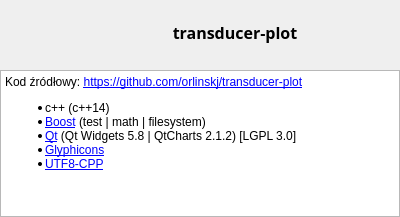
Above: src/aboutdialog.ui from orlinskj/transducer-plot before the change. Below: the same form after it.
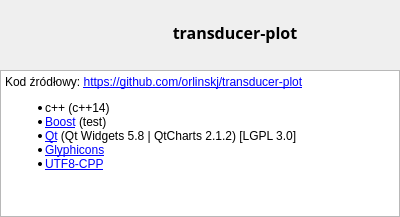
That is the form after the change. Icons and pictures are not drawn.

Commit message: Removed boost dependency, cleanup

The edit to the form file:
```diff
--- a/src/aboutdialog.ui
+++ b/src/aboutdialog.ui
@@ -112,7 +112,7 @@
 &lt;/style&gt;&lt;/head&gt;&lt;body style=&quot; font-family:'Ubuntu'; font-size:11pt; font-weight:400; font-style:normal;&quot;&gt;
 &lt;p style=&quot; margin-top:0px; margin-bottom:0px; margin-left:0px; margin-right:0px; -qt-block-indent:0; text-indent:0px;&quot;&gt;&lt;span style=&quot; font-family:'Sans Serif'; font-size:9pt;&quot;&gt;Kod źródłowy: &lt;/span&gt;&lt;a href=&quot;https://github.com/orlinskj/transducer-plot&quot;&gt;&lt;span style=&quot; font-family:'Sans Serif'; font-size:9pt; text-decoration: underline; color:#0000ff;&quot;&gt;https://github.com/orlinskj/transducer-plot&lt;/span&gt;&lt;/a&gt;&lt;span style=&quot; font-family:'Sans Serif'; font-size:9pt;&quot;&gt; &lt;/span&gt;&lt;/p&gt;
 &lt;ul style=&quot;margin-top: 0px; margin-bottom: 0px; margin-left: 0px; margin-right: 0px; -qt-list-indent: 1;&quot;&gt;&lt;li style=&quot; font-family:'Sans Serif'; font-size:9pt;&quot; style=&quot; margin-top:12px; margin-bottom:0px; margin-left:0px; margin-right:0px; -qt-block-indent:0; text-indent:0px;&quot;&gt;c++ (c++14)&lt;/li&gt;
-&lt;li style=&quot; font-family:'Sans Serif'; font-size:9pt;&quot; style=&quot; margin-top:0px; margin-bottom:0px; margin-left:0px; margin-right:0px; -qt-block-indent:0; text-indent:0px;&quot;&gt;&lt;a href=&quot;http://www.boost.org/&quot;&gt;&lt;span style=&quot; text-decoration: underline; color:#0000ff;&quot;&gt;Boost&lt;/span&gt;&lt;/a&gt; (test | math | filesystem)&lt;/li&gt;
+&lt;li style=&quot; font-family:'Sans Serif'; font-size:9pt;&quot; style=&quot; margin-top:0px; margin-bottom:0px; margin-left:0px; margin-right:0px; -qt-block-indent:0; text-indent:0px;&quot;&gt;&lt;a href=&quot;http://www.boost.org/&quot;&gt;&lt;span style=&quot; text-decoration: underline; color:#0000ff;&quot;&gt;Boost&lt;/span&gt;&lt;/a&gt; (test)&lt;/li&gt;
 &lt;li style=&quot; font-family:'Sans Serif'; font-size:9pt;&quot; style=&quot; margin-top:0px; margin-bottom:0px; margin-left:0px; margin-right:0px; -qt-block-indent:0; text-indent:0px;&quot;&gt;&lt;a href=&quot;http://qt.io&quot;&gt;&lt;span style=&quot; text-decoration: underline; color:#0000ff;&quot;&gt;Qt&lt;/span&gt;&lt;/a&gt; (Qt Widgets 5.8 | QtCharts 2.1.2) [LGPL 3.0]&lt;/li&gt;
 &lt;li style=&quot; font-family:'Sans Serif'; font-size:9pt;&quot; style=&quot; margin-top:0px; margin-bottom:0px; margin-left:0px; margin-right:0px; -qt-block-indent:0; text-indent:0px;&quot;&gt;&lt;a href=&quot;http://glyphicons.com/&quot;&gt;&lt;span style=&quot; text-decoration: underline; color:#0000ff;&quot;&gt;Glyphicons&lt;/span&gt;&lt;/a&gt;&lt;/li&gt;
 &lt;li style=&quot; font-family:'Sans Serif'; font-size:9pt;&quot; style=&quot; margin-top:0px; margin-bottom:0px; margin-left:0px; margin-right:0px; -qt-block-indent:0; text-indent:0px;&quot;&gt;&lt;a href=&quot;http://utfcpp.sourceforge.net/&quot;&gt;&lt;span style=&quot; text-decoration: underline; color:#0000ff;&quot;&gt;UTF8-CPP&lt;/span&gt;&lt;/a&gt;&lt;/li&gt;&lt;/ul&gt;&lt;/body&gt;&lt;/html&gt;</string>
```
The commit also changes 18 other files.
